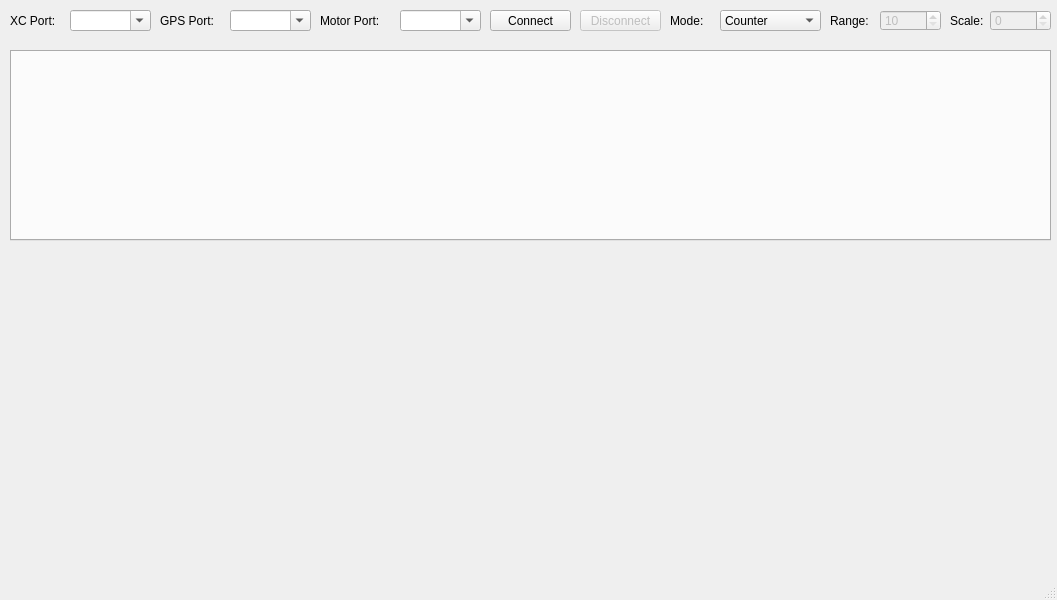
ahp-electronics/xc-gui, file mainwindow.ui: the form before one commit.
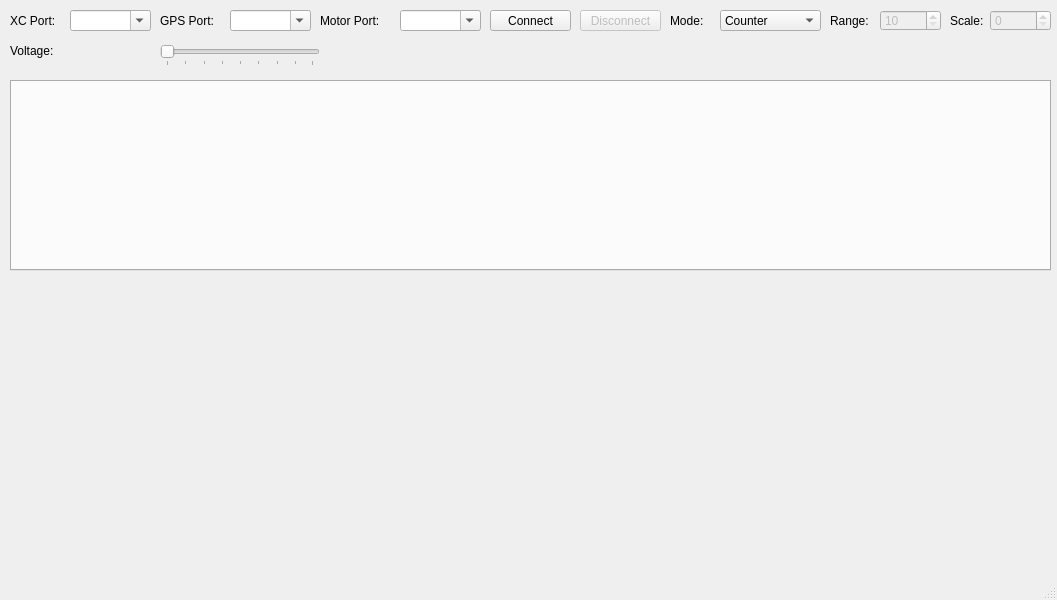
The form after the commit.

Diff of the .ui file:
```diff
--- a/mainwindow.ui
+++ b/mainwindow.ui
@@ -73,7 +73,7 @@
     <property name="geometry">
      <rect>
       <x>10</x>
-      <y>50</y>
+      <y>80</y>
       <width>1041</width>
       <height>191</height>
      </rect>
@@ -238,6 +238,41 @@
      <bool>true</bool>
     </property>
    </widget>
+   <widget class="QSlider" name="Voltage">
+    <property name="geometry">
+     <rect>
+      <x>160</x>
+      <y>45</y>
+      <width>160</width>
+      <height>21</height>
+     </rect>
+    </property>
+    <property name="maximum">
+     <number>127</number>
+    </property>
+    <property name="orientation">
+     <enum>Qt::Horizontal</enum>
+    </property>
+    <property name="tickPosition">
+     <enum>QSlider::TicksBelow</enum>
+    </property>
+    <property name="tickInterval">
+     <number>16</number>
+    </property>
+   </widget>
+   <widget class="QLabel" name="voltageLabel">
+    <property name="geometry">
+     <rect>
+      <x>10</x>
+      <y>40</y>
+      <width>131</width>
+      <height>21</height>
+     </rect>
+    </property>
+    <property name="text">
+     <string>Voltage:</string>
+    </property>
+   </widget>
   </widget>
   <widget class="QMenuBar" name="menubar">
    <property name="geometry">
```
